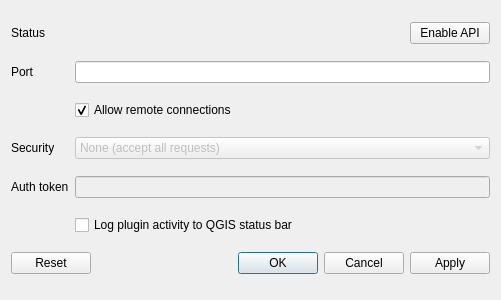
This is network_api_dialog_base.ui in franzoni315/QGISNetworkAPI as Qt 5 draws it before an edit. The edited form follows.
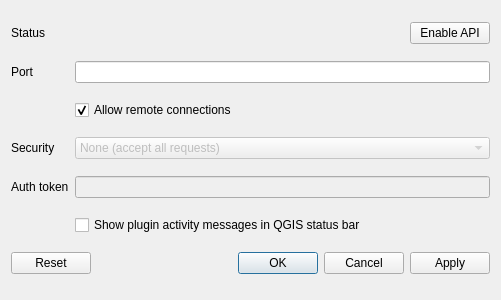
This is the edited form.

The edit to the form file:
```diff
--- a/network_api_dialog_base.ui
+++ b/network_api_dialog_base.ui
@@ -144,7 +144,7 @@
       <bool>true</bool>
      </property>
      <property name="text">
-      <string>Log plugin activity to QGIS status bar</string>
+      <string>Show plugin activity messages in QGIS status bar</string>
      </property>
     </widget>
    </item>
```
